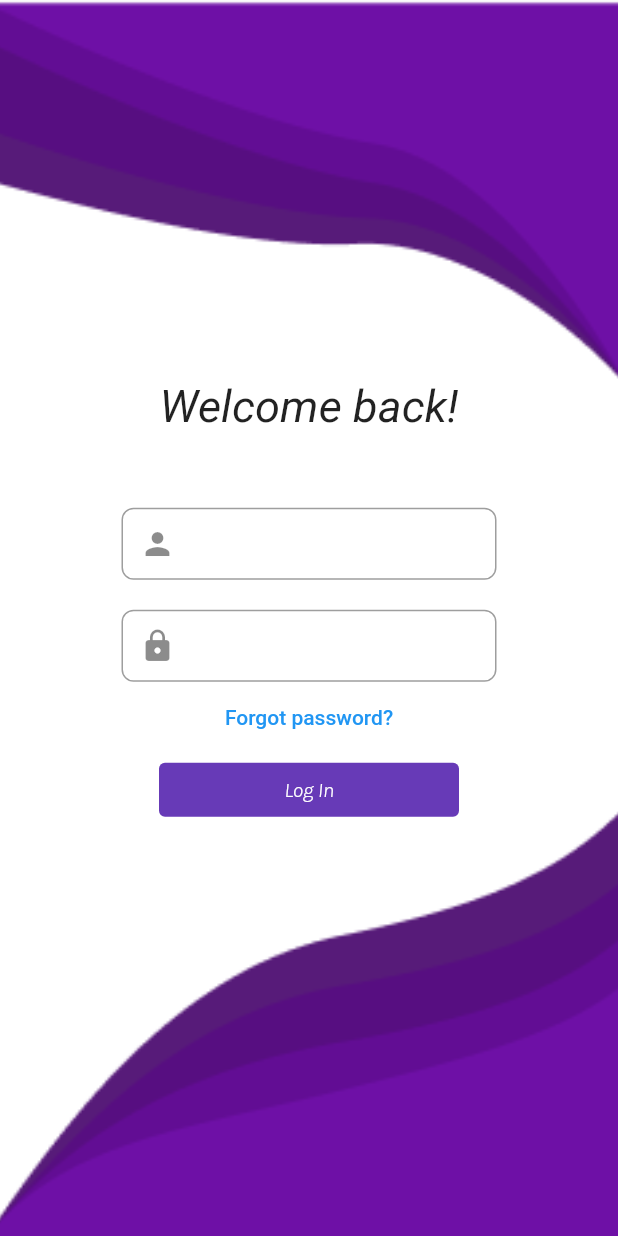
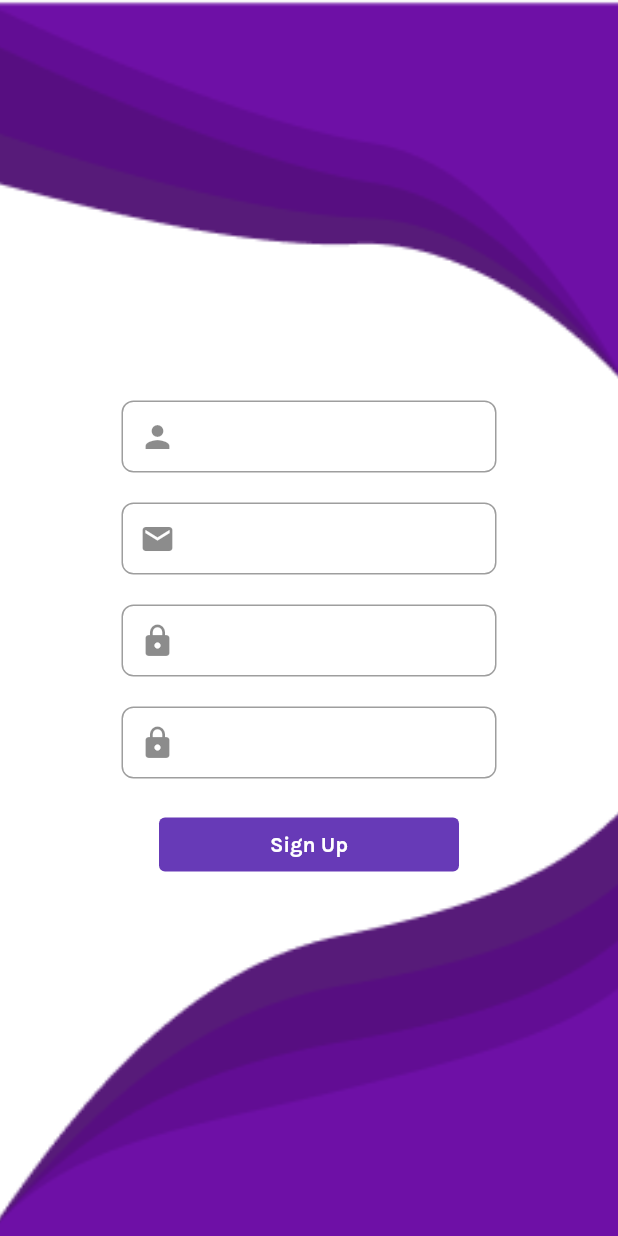
Before and after one commit to RokasStadalius/Mellowde, a Flutter app: the screen it shows after launch, on a phone screen of 412 x 824 dp. Run offline on Flutter 3.47's test engine with Material 2 defaults, Android fonts, the phone set to English and light mode, and no system bars; our stand-ins replace audio_video_progress_bar, just_audio, rxdart; Roboto replaces fonts that are missing (Karla-LightItalic).

Commit message:
added signup_ui

```diff
--- a/mellowde/lib/main.dart
+++ b/mellowde/lib/main.dart
@@ -1,5 +1,6 @@
 import 'package:flutter/material.dart';
 import 'package:mellowde/login_ui.dart';
+import 'package:mellowde/signup_ui.dart';
 import 'package:mellowde/song_creation_coverpic_ui.dart';
 import 'package:mellowde/song_creation_namebio_ui.dart';
 import 'package:mellowde/song_playing_ui.dart';
@@ -46,6 +47,6 @@ class _MyHomePageState extends State<MyHomePage> {
 
   @override
   Widget build(BuildContext context) {
-    return const MaterialApp(home: LoginPage());
+    return const MaterialApp(home: SignUpScreen());
   }
 }
--- /dev/null
+++ b/mellowde/lib/signup_ui.dart
@@ -0,0 +1,125 @@
+import 'package:flutter/material.dart';
+
+class SignUpScreen extends StatefulWidget {
+  const SignUpScreen({super.key});
+
+  @override
+  State<SignUpScreen> createState() => _SignUpScreenState();
+}
+
+class _SignUpScreenState extends State<SignUpScreen> {
+  @override
+  Widget build(BuildContext context) {
+    return Scaffold(
+      body: Container(
+        width: MediaQuery.of(context).size.width, // Full screen width
+        decoration: const BoxDecoration(
+          image: DecorationImage(
+            image: AssetImage('assets/welcomeBG.png'),
+            fit: BoxFit.cover, // Ensure the image covers the entire space
+          ),
+        ),
+        child: Column(
+          mainAxisAlignment: MainAxisAlignment.center,
+          children: [
+            SizedBox(height: 50),
+            Container(
+                margin: EdgeInsets.symmetric(horizontal: 50),
+                width: 250,
+                child: TextField(
+                  decoration: InputDecoration(
+                    prefixIcon: Icon(Icons.person),
+                    contentPadding: EdgeInsets.symmetric(vertical: 10),
+                    fillColor: Colors.deepPurple.withOpacity(0.30),
+                    border: OutlineInputBorder(
+                      borderRadius: BorderRadius.circular(8),
+                      borderSide: BorderSide(
+                          color: Colors.black,
+                          width: 500), // Adjust the width here
+                    ),
+                  ),
+                )),
+            SizedBox(
+              height: 20,
+            ),
+            Container(
+                margin: EdgeInsets.symmetric(horizontal: 50),
+                width: 250,
+                child: TextField(
+                  decoration: InputDecoration(
+                    prefixIcon: Icon(Icons.email),
+                    contentPadding: EdgeInsets.symmetric(vertical: 10),
+                    fillColor: Colors.deepPurple.withOpacity(0.30),
+                    border: OutlineInputBorder(
+                      borderRadius: BorderRadius.circular(8),
+                      borderSide: BorderSide(
+                          color: Colors.black,
+                          width: 500), // Adjust the width here
+                    ),
+                  ),
+                )),
+            SizedBox(
+              height: 20,
+            ),
+            Container(
+                margin: EdgeInsets.symmetric(horizontal: 50),
+                width: 250,
+                child: TextField(
+                  decoration: InputDecoration(
+                    prefixIcon: Icon(Icons.lock),
+                    contentPadding: EdgeInsets.symmetric(vertical: 10),
+                    fillColor: Colors.deepPurple.withOpacity(0.30),
+                    border: OutlineInputBorder(
+                      borderRadius: BorderRadius.circular(8),
+                      borderSide: BorderSide(
+                          color: Colors.black,
+                          width: 500), // Adjust the width here
+                    ),
+                  ),
+                )),
+            SizedBox(
+              height: 20,
+            ),
+            Container(
+                margin: EdgeInsets.symmetric(horizontal: 50),
+                width: 250,
+                child: TextField(
+                  decoration: InputDecoration(
+                    prefixIcon: Icon(Icons.lock),
+                    contentPadding: EdgeInsets.symmetric(vertical: 10),
+                    fillColor: Colors.deepPurple.withOpacity(0.30),
+                    border: OutlineInputBorder(
+                      borderRadius: BorderRadius.circular(8),
+                      borderSide: BorderSide(
+                          color: Colors.black,
+                          width: 500), // Adjust the width here
+                    ),
+                  ),
+                )),
+            SizedBox(
+              height: 20,
+            ),
+            Container(
+                margin: EdgeInsets.symmetric(horizontal: 50),
+                //padding: EdgeInsets.only(bottom: 100),
+                width: 200,
+                child: ElevatedButton(
+                  onPressed: () {},
+                  child: const Text(
+                    'Sign Up',
+                    style: TextStyle(fontFamily: "Karla", color: Colors.white),
+                  ),
+                  style: ElevatedButton.styleFrom(
+                    elevation: 0,
+                    backgroundColor: Colors.deepPurple,
+                  ),
+                )),
+            SizedBox(
+              height: 20,
+            ),
+          ],
+        ),
+      ),
+    );
+  }
+}
--- a/mellowde/pubspec.yaml
+++ b/mellowde/pubspec.yaml
@@ -60,7 +60,7 @@ flutter:
   fonts:
     - family: Karla
       fonts:
-        - asset: assets/fonts/Karla-Bold.
+        - asset: assets/fonts/Karla-Bold.ttf
         - asset: assets/fonts/Karla-LightItalic.ttf
           style: italic
 
```
